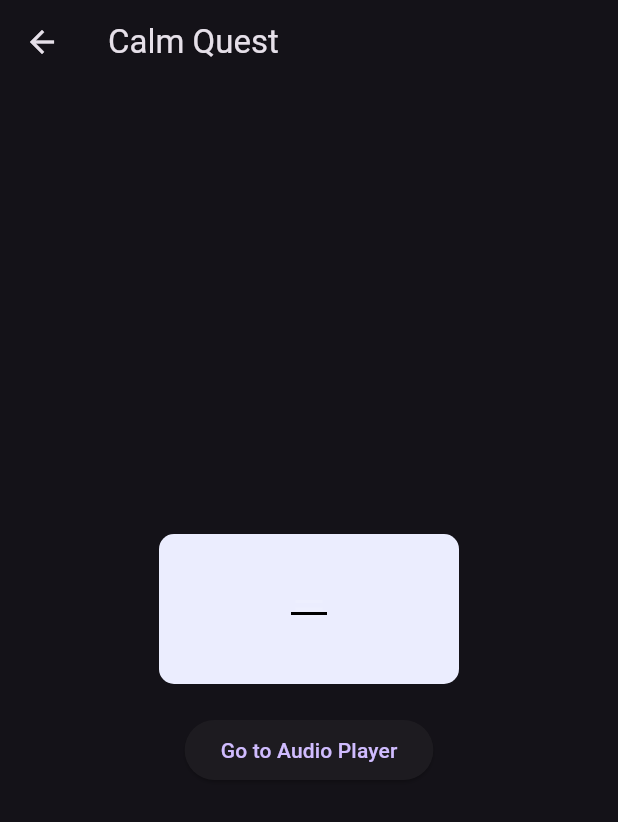
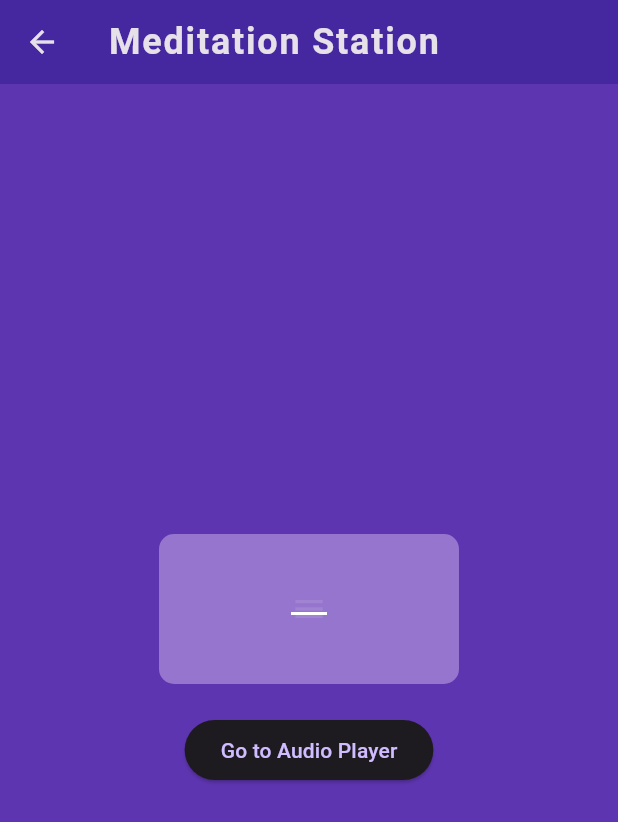
Before and after one commit to Kenneth-W-Chen/mindfulness-app, a Flutter app: the MeditationStation screen opened directly, on a phone screen of 412 x 824 dp. Shown: the top 822 px of the screen. Run offline on Flutter 3.47's test engine with Material 3 defaults, Android fonts, the phone set to English and light mode, and no system bars; our stand-ins replace audioplayers, sqflite; accounts and stored records are empty.

Commit message:
Adjust colors

```diff
--- a/lib/screens/activities/meditation_station.dart
+++ b/lib/screens/activities/meditation_station.dart
@@ -42,13 +42,13 @@ class _AudioPlayerScreenState extends State<AudioPlayerScreen> {
 
   Future<void> asyncInit() async {
     DateTime? completion_date = (await storage.getActivityLogs(
-        [ActivityName.meditation_station]))[ActivityName.meditation_station]![0]
+        [ActivityName.values[1]]))[ActivityName.values[1]]![0]
     ['completion_date'] as DateTime?;
     DateTime now = DateTime.now().toUtc();
     now = DateTime.utc(now.year, now.month, now.day);
     if (completion_date == null || now.isAfter(completion_date)) {
       completionTimer = Timer(Duration(seconds: 30), () {
-        storage.addActivityLog(ActivityName.meditation_station, audioFilePath);
+        storage.addActivityLog(ActivityName.values[1], audioFilePath);
       });
     }
     _audioManager.playAudio(audioFilePath, loop: true);
@@ -65,24 +65,34 @@ class _AudioPlayerScreenState extends State<AudioPlayerScreen> {
   Widget build(BuildContext context) {
     return Scaffold(
         appBar: AppBar(
-        title: const Text("Audio Player"),
+          title: Text("Meditation Station",
+              style: TextStyle(
+                fontWeight: FontWeight.bold,
+                fontSize: 24,
+                letterSpacing: 1.2,
+              )),
+          backgroundColor: Colors.deepPurple[800],
+          elevation: 0,
         ),
-      body: Center(
+        body: Container(
+          decoration: BoxDecoration(color:Colors.deepPurple[600]),
+          child: Center(
             child: Column(
               mainAxisAlignment: MainAxisAlignment.center,
               children: [
                 ElevatedButton(
                   onPressed: () {
-                if (_audioManager.audioPlayer.state == PlayerState.playing) {
+                    if (_audioManager.audioPlayer.state ==
+                        PlayerState.playing) {
                       _audioManager.pauseAudio();
                     } else {
                       _audioManager.resumeAudio();
                     }
-                setState(() {
-
-                });
+                    setState(() {});
                   },
-              child: _audioManager.audioPlayer.state == PlayerState.paused ? const Text('Resume'):const Text('Pause'),
+                  child: _audioManager.audioPlayer.state == PlayerState.paused
+                      ? const Text('Resume')
+                      : const Text('Pause'),
                 ),
                 ElevatedButton(
                   onPressed: _audioManager.stopAudio,
@@ -91,14 +101,12 @@ class _AudioPlayerScreenState extends State<AudioPlayerScreen> {
               ],
             ),
           ),
-    );
+        ));
   }
 }
 
 class MeditationStation extends StatefulWidget {
-  const MeditationStation({super.key, required this.title});
-
-  final String title;
+  const MeditationStation({super.key});
 
   @override
   State<MeditationStation> createState() => _MeditationStationState();
@@ -135,9 +143,17 @@ class _MeditationStationState extends State<MeditationStation> {
   Widget build(BuildContext context) {
     return Scaffold(
       appBar: AppBar(
-        title: Text(widget.title),
+        title: Text("Meditation Station",
+            style: TextStyle(
+              fontWeight: FontWeight.bold,
+              fontSize: 24,
+              letterSpacing: 1.2,
+            )),
+        backgroundColor: Colors.deepPurple[800],
+        elevation: 0,
       ),
-      body: Center(
+      body: Container(
+        child: Center(
           child: Column(
             mainAxisAlignment: MainAxisAlignment.center,
             children: [
@@ -145,7 +161,7 @@ class _MeditationStationState extends State<MeditationStation> {
                 width: 200,
                 height: 100,
                 decoration: BoxDecoration(
-                color: const Color(0xffEBEDFE),
+                  color: Colors.deepPurple[300],
                   borderRadius: BorderRadius.circular(10),
                 ),
                 child: Center(
@@ -155,14 +171,15 @@ class _MeditationStationState extends State<MeditationStation> {
                     style: const TextStyle(color: Colors.black),
                     underline: Container(
                       height: 2,
-                    color: Colors.black,
+                      color: Colors.white,
                     ),
                     onChanged: (String? newValue) {
                       setState(() {
                         _dropdownValue = newValue!;
                       });
                     },
-                  items: audioList?.map<DropdownMenuItem<String>>((String val) {
+                    items:
+                    audioList?.map<DropdownMenuItem<String>>((String val) {
                       return DropdownMenuItem(
                           value: val,
                           child: Text(path
@@ -170,6 +187,7 @@ class _MeditationStationState extends State<MeditationStation> {
                               .replaceAll('_', ' ')));
                     }).toList() ??
                         [],
+                    dropdownColor: Colors.deepPurpleAccent[100],
                   ),
                 ),
               ),
@@ -190,6 +208,8 @@ class _MeditationStationState extends State<MeditationStation> {
             ],
           ),
         ),
+        decoration: BoxDecoration(color: Colors.deepPurple[600]),
+      ),
     );
   }
 }
```
Lines whose indentation alone changed are shown as unchanged.
